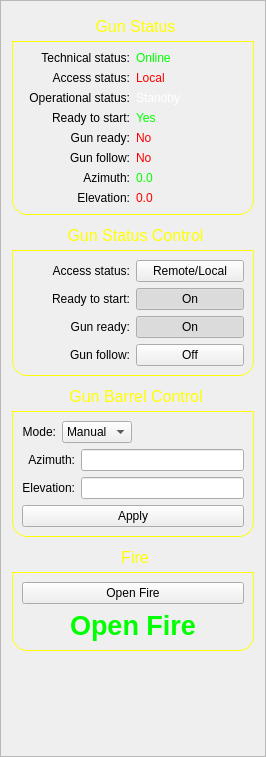
Old version of the form framegun.ui in the repository MiftahSalam/FA-FCS-2020-HMI.
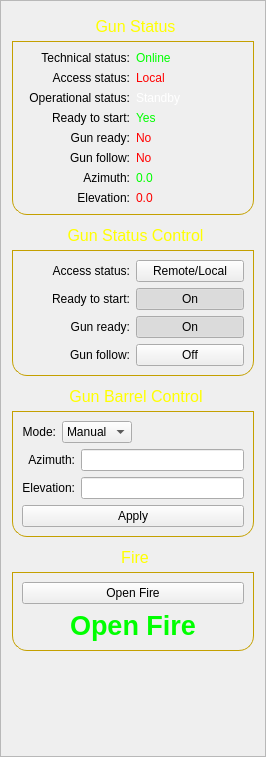
New version of the form.

Patch:
```diff
--- a/framegun.ui
+++ b/framegun.ui
@@ -33,7 +33,7 @@
        <property name="styleSheet">
         <string notr="true">QGroupBox {
     border: 1px solid gray;
-    border-color: yellow;
+    border-color: rgb(196, 160, 0);
     margin-top: 29px;
     font-size: 16px;
     border-bottom-left-radius: 15px;
@@ -411,7 +411,7 @@
        <property name="styleSheet">
         <string notr="true">QGroupBox {
     border: 1px solid gray;
-    border-color: yellow;
+    border-color: rgb(196, 160, 0);
     margin-top: 29px;
     font-size: 16px;
     border-bottom-left-radius: 15px;
@@ -571,7 +571,7 @@
        <property name="styleSheet">
         <string notr="true">QGroupBox {
     border: 1px solid gray;
-    border-color: yellow;
+    border-color: rgb(196, 160, 0);
     margin-top: 29px;
     font-size: 16px;
     border-bottom-left-radius: 15px;
@@ -707,7 +707,7 @@
        <property name="styleSheet">
         <string notr="true">QGroupBox {
     border: 1px solid gray;
-    border-color: yellow;
+    border-color: rgb(196, 160, 0);
     margin-top: 29px;
     font-size: 16px;
     border-bottom-left-radius: 15px;
```
